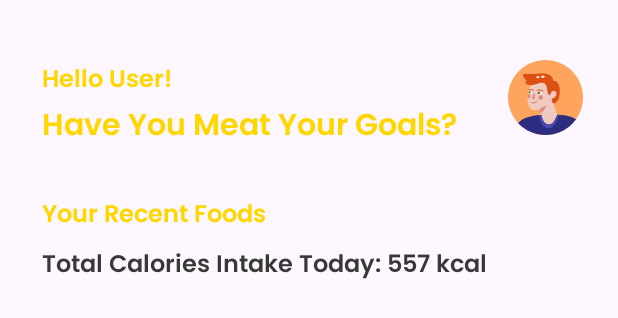
After one commit to aryayudh06/food-diet-app, an Android app built with Jetpack Compose: the layout activity_daily_recent_foods.xml on its own in the app's theme, with its tools: preview values and no code run, on a phone screen of 412 x 824 dp. The commit adds this screen. Shown: the top 318 px of the screen. Run offline under Robolectric (Android 15) with nearby library versions, the phone set to English and light mode, and no system bars.

Commit message:
Update FoodTrackingActivity, RecommendationActivity, and ProfileActivity. New DailyRecentFoodsActivity. Pretty neat

```diff
--- a/app/src/main/AndroidManifest.xml
+++ b/app/src/main/AndroidManifest.xml
@@ -48,6 +48,9 @@
         android:supportsRtl="true"
         android:theme="@style/Theme.Gemastikapp"
         tools:targetApi="31">
+        <activity
+            android:name=".ui.DailyRecentFoodsActivity"
+            android:exported="false" />
         <activity
             android:name=".ui.ProfileActivity"
             android:exported="false" />
--- /dev/null
+++ b/app/src/main/java/com/pam/gemastik_app/model/DailyRecentFoodsModel.kt
@@ -0,0 +1,6 @@
+package com.pam.gemastik_app.model
+
+class DailyRecentFoodsModel(
+    val date: String = "",
+    val foods: List<RecentFoodsModel> = listOf()
+)
--- a/app/src/main/java/com/pam/gemastik_app/model/RecentFoodsModel.kt
+++ b/app/src/main/java/com/pam/gemastik_app/model/RecentFoodsModel.kt
@@ -1,7 +1,7 @@
 package com.pam.gemastik_app.model
 
 class RecentFoodsModel (
-    var calorie: String?,
-    var menu: String?,
-    var protein: String?
+    var calorie: String? = null,
+    var menu: String? = null,
+    var protein: String? = null
 )
--- a/app/src/main/java/com/pam/gemastik_app/ui/RecommendationActivity.kt
+++ b/app/src/main/java/com/pam/gemastik_app/ui/RecommendationActivity.kt
@@ -27,6 +27,7 @@ import com.pam.gemastik_app.BuildConfig
 import com.pam.gemastik_app.R
 import com.pam.gemastik_app.databinding.ActivityRecommendationBinding
 import com.pam.gemastik_app.model.FoodModel
+import com.pam.gemastik_app.ui.HomeActivity.Companion.auth
 import com.pam.gemastik_app.ui.adapter.FoodAdapter
 import com.pam.gemastik_app.ui.fragment.MenuFragment
 import org.json.JSONObject
@@ -59,6 +60,8 @@ class RecommendationActivity : AppCompatActivity() {
          val fragment1: MenuFragment = MenuFragment.newInstance(this::class.java.simpleName)
 
          supportFragmentManager.beginTransaction().replace(R.id.flMenu, fragment1).commit()
+
+         binding.tvHelloUser.text = "Hello ${auth.currentUser?.displayName?: "User"}"
 
          fusedLocationClient = LocationServices.getFusedLocationProviderClient(this)
 
--- /dev/null
+++ b/app/src/main/res/layout/activity_daily_recent_foods.xml
@@ -0,0 +1,87 @@
+<?xml version="1.0" encoding="utf-8"?>
+<androidx.constraintlayout.widget.ConstraintLayout xmlns:android="http://schemas.android.com/apk/res/android"
+    xmlns:app="http://schemas.android.com/apk/res-auto"
+    xmlns:tools="http://schemas.android.com/tools"
+    android:id="@+id/main"
+    android:layout_width="match_parent"
+    android:layout_height="match_parent"
+    tools:context=".ui.DailyRecentFoodsActivity">
+
+    <TextView
+        android:id="@+id/tvHelloUser"
+        android:layout_width="wrap_content"
+        android:layout_height="wrap_content"
+        android:layout_marginStart="28dp"
+        android:layout_marginTop="40dp"
+        android:fontFamily="@font/poppins_semibold"
+        android:text="Hello User!"
+        android:textColor="@color/primary_yellow"
+        android:textSize="16sp"
+        app:layout_constraintStart_toStartOf="parent"
+        app:layout_constraintTop_toTopOf="parent" />
+
+    <TextView
+        android:id="@+id/tvMeatYourGoal"
+        android:layout_width="wrap_content"
+        android:layout_height="wrap_content"
+        android:fontFamily="@font/poppins_semibold"
+        android:text="Have You Meat Your Goals?"
+        android:textColor="@color/primary_yellow"
+        android:textSize="20sp"
+        app:layout_constraintStart_toStartOf="@+id/tvHelloUser"
+        app:layout_constraintTop_toBottomOf="@+id/tvHelloUser" />
+
+    <ImageView
+        android:id="@+id/ivProfile"
+        android:layout_width="50dp"
+        android:layout_height="50dp"
+        android:layout_marginEnd="23dp"
+        android:contentDescription="PROFILE"
+        app:layout_constraintBottom_toBottomOf="@+id/tvMeatYourGoal"
+        app:layout_constraintEnd_toEndOf="parent"
+        app:layout_constraintTop_toTopOf="@+id/tvHelloUser"
+        app:layout_constraintVertical_bias="0.0"
+        app:srcCompat="@drawable/group" />
+
+    <TextView
+        android:id="@+id/tvYourRecentFoods"
+        android:layout_width="wrap_content"
+        android:layout_height="wrap_content"
+        android:layout_marginTop="28dp"
+        android:fontFamily="@font/poppins_semibold"
+        android:gravity="center_horizontal|center_vertical"
+        android:text="Your Recent Foods"
+        android:textColor="@color/primary_yellow"
+        android:textSize="16sp"
+        app:layout_constraintStart_toStartOf="@+id/tvMeatYourGoal"
+        app:layout_constraintTop_toBottomOf="@+id/tvMeatYourGoal" />
+
+    <TextView
+        android:id="@+id/tvCalorieIntake"
+        android:layout_width="wrap_content"
+        android:layout_height="wrap_content"
+        android:layout_marginTop="5dp"
+        android:fontFamily="@font/poppins_semibold"
+        android:gravity="center_horizontal|center_vertical"
+        android:text="Total Calories Intake Today: 557 kcal"
+        android:textColor="#383838"
+        android:textSize="16sp"
+        app:layout_constraintStart_toStartOf="@+id/tvYourRecentFoods"
+        app:layout_constraintTop_toBottomOf="@+id/tvYourRecentFoods" />
+
+    <androidx.recyclerview.widget.RecyclerView
+        android:id="@+id/rvDailyFoods"
+        android:layout_width="wrap_content"
+        android:layout_height="wrap_content"
+        app:layout_constraintStart_toStartOf="@+id/tvCalorieIntake"
+        app:layout_constraintTop_toBottomOf="@+id/tvCalorieIntake" />
+
+    <FrameLayout
+        android:id="@+id/flDaily"
+        android:layout_width="match_parent"
+        android:layout_height="68dp"
+        app:layout_constraintBottom_toBottomOf="parent"
+        app:layout_constraintEnd_toEndOf="parent"
+        app:layout_constraintStart_toStartOf="parent" />
+
+</androidx.constraintlayout.widget.ConstraintLayout>
--- a/app/src/main/res/layout/activity_profile.xml
+++ b/app/src/main/res/layout/activity_profile.xml
@@ -227,7 +227,6 @@
                 android:id="@+id/rvRecentFoodsProfile"
                 android:layout_width="0dp"
                 android:layout_height="wrap_content"
-                android:layout_marginTop="15dp"
                 app:layout_constraintEnd_toEndOf="@+id/chartProfile"
                 app:layout_constraintStart_toStartOf="@+id/chartProfile"
                 app:layout_constraintTop_toBottomOf="@+id/tvRecentFoods" />
--- a/app/src/main/res/layout/row_recentfood.xml
+++ b/app/src/main/res/layout/row_recentfood.xml
@@ -2,7 +2,8 @@
 <androidx.constraintlayout.widget.ConstraintLayout xmlns:android="http://schemas.android.com/apk/res/android"
     xmlns:app="http://schemas.android.com/apk/res-auto"
     android:layout_width="match_parent"
-    android:layout_height="wrap_content">
+    android:layout_height="wrap_content"
+    android:layout_marginTop="5dp">
 
     <TextView
         android:id="@+id/tvRecentFoods"
```
Also changed, not shown: app/src/main/java/com/pam/gemastik_app/ui/DailyRecentFoodsActivity.kt (added, +85 -0 lines), app/src/main/java/com/pam/gemastik_app/ui/FoodTrackingActivity.kt (+11 -23 lines), app/src/main/java/com/pam/gemastik_app/ui/ProfileActivity.kt (+15 -5 lines), app/src/main/java/com/pam/gemastik_app/ui/adapter/DailyRecentFoodsAdapter.kt (added, +36 -0 lines), app/src/main/res/layout/activity_recommendation.xml (+5 -5 lines), app/src/main/res/layout/row_dailyrecentfood.xml (added, +27 -0 lines).
